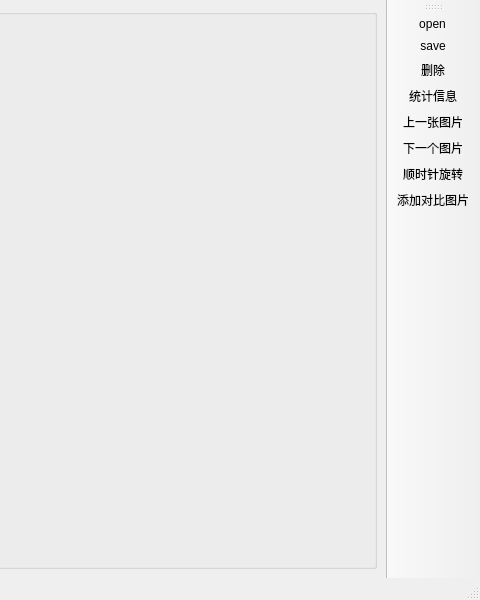
First picture: the form in tools/yuv_viewer/ui/yuvviewer_window.ui, repository xiaoqinxing/ImageTools, before the edit; both pictures show x 320 to 800 and y 0 to 600 of the 800 by 600 pixel window.
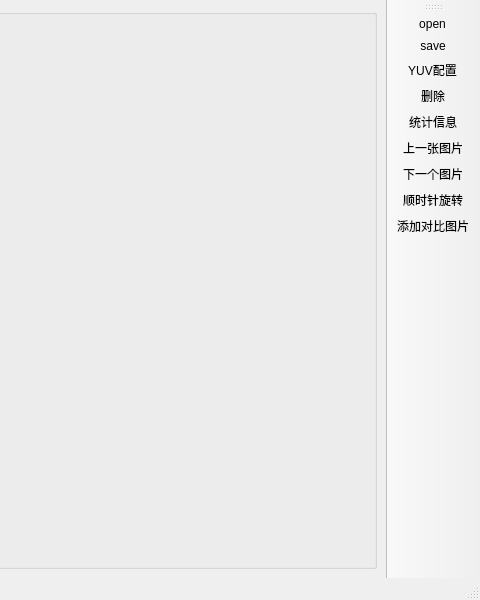
Second picture: the form after the edit. Icons and pictures are not drawn.

Commit message: YUV查看工具 ADD 增加yuv配置UI

Patch:
```diff
--- a/tools/yuv_viewer/ui/yuvviewer_window.ui
+++ b/tools/yuv_viewer/ui/yuvviewer_window.ui
@@ -74,6 +74,7 @@
    </attribute>
    <addaction name="openimage"/>
    <addaction name="saveimage"/>
+   <addaction name="yuvconfig"/>
    <addaction name="deletephoto"/>
    <addaction name="actionstats"/>
    <addaction name="prephoto"/>
@@ -174,6 +175,15 @@
     <string>顺时针旋转</string>
    </property>
   </action>
+  <action name="yuvconfig">
+   <property name="icon">
+    <iconset resource="../../../components/resource.qrc">
+     <normaloff>:/tool_icon/resource/config.png</normaloff>:/tool_icon/resource/config.png</iconset>
+   </property>
+   <property name="text">
+    <string>YUV配置</string>
+   </property>
+  </action>
  </widget>
  <resources>
   <include location="../../../components/resource.qrc"/>
```
The commit also changes 5 other files.
